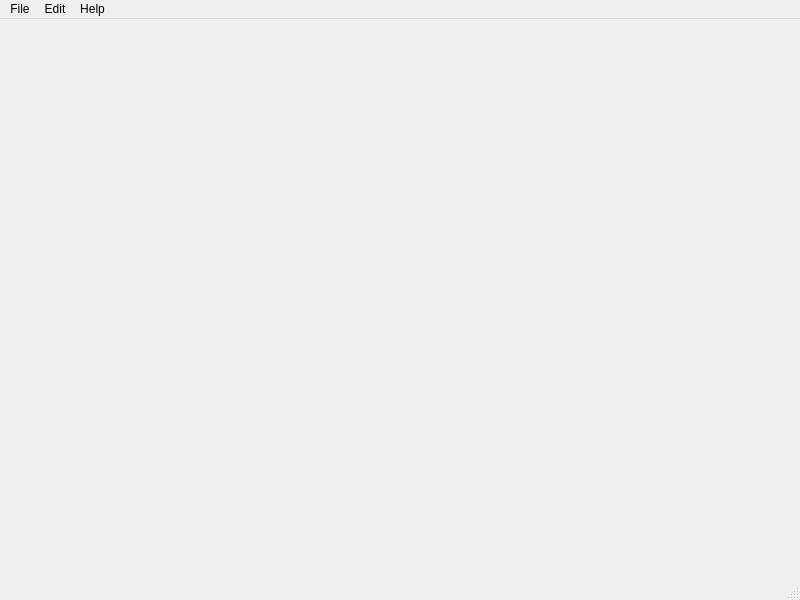
The window that src/An1mated/mainwindow.ui (jkbz64/An1mated) describes before a commit, drawn with Qt 5.
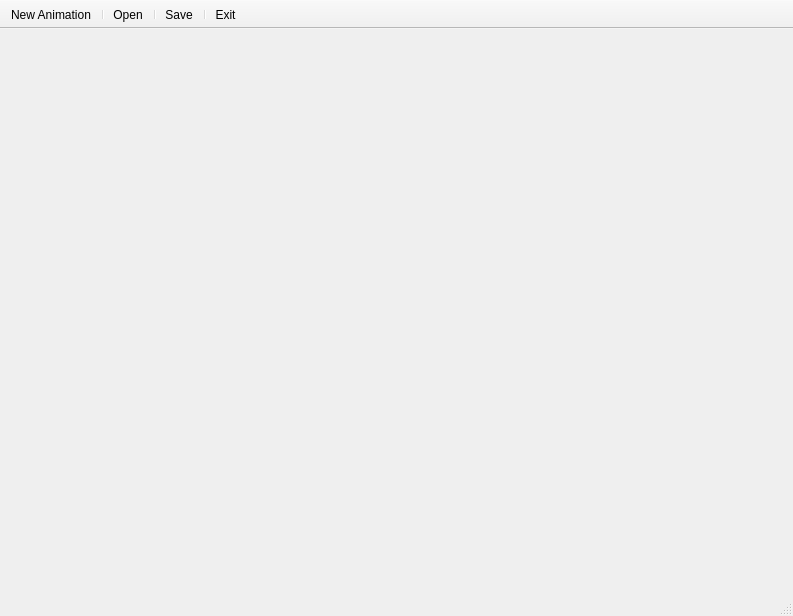
The same window after the commit. Icons and pictures are not drawn.

Commit message: Replace menu bar with tool bar

The edit to the form file:
```diff
--- a/src/An1mated/mainwindow.ui
+++ b/src/An1mated/mainwindow.ui
@@ -6,8 +6,8 @@
    <rect>
     <x>0</x>
     <y>0</y>
-    <width>800</width>
-    <height>600</height>
+    <width>793</width>
+    <height>616</height>
    </rect>
   </property>
   <property name="windowTitle">
@@ -15,46 +15,35 @@
   </property>
   <widget class="QWidget" name="centralwidget"/>
   <widget class="QStatusBar" name="statusbar"/>
-  <widget class="QMenuBar" name="menubar">
-   <property name="geometry">
-    <rect>
-     <x>0</x>
-     <y>0</y>
-     <width>800</width>
-     <height>25</height>
-    </rect>
+  <widget class="QToolBar" name="toolBar">
+   <property name="windowTitle">
+    <string>toolBar</string>
    </property>
-   <widget class="QMenu" name="menuFile">
-    <property name="title">
-     <string>File</string>
-    </property>
-    <widget class="QMenu" name="menuNew">
-     <property name="title">
-      <string>New</string>
-     </property>
-     <addaction name="actionNewAnimation"/>
-     <addaction name="actionNewMultiAnimationProject"/>
-    </widget>
-    <addaction name="menuNew"/>
-    <addaction name="actionOpen"/>
-    <addaction name="separator"/>
-    <addaction name="actionSave"/>
-    <addaction name="separator"/>
-    <addaction name="actionExit"/>
-   </widget>
-   <widget class="QMenu" name="menuEdit">
-    <property name="title">
-     <string>Edit</string>
-    </property>
-   </widget>
-   <widget class="QMenu" name="menuAbout">
-    <property name="title">
-     <string>Help</string>
-    </property>
-   </widget>
-   <addaction name="menuFile"/>
-   <addaction name="menuEdit"/>
-   <addaction name="menuAbout"/>
+   <property name="movable">
+    <bool>false</bool>
+   </property>
+   <property name="iconSize">
+    <size>
+     <width>24</width>
+     <height>24</height>
+    </size>
+   </property>
+   <property name="toolButtonStyle">
+    <enum>Qt::ToolButtonTextUnderIcon</enum>
+   </property>
+   <attribute name="toolBarArea">
+    <enum>TopToolBarArea</enum>
+   </attribute>
+   <attribute name="toolBarBreak">
+    <bool>true</bool>
+   </attribute>
+   <addaction name="actionNewAnimation"/>
+   <addaction name="separator"/>
+   <addaction name="actionOpen"/>
+   <addaction name="separator"/>
+   <addaction name="actionSave"/>
+   <addaction name="separator"/>
+   <addaction name="actionExit"/>
   </widget>
   <action name="actionOpen">
    <property name="text">
@@ -63,7 +52,10 @@
   </action>
   <action name="actionNewAnimation">
    <property name="text">
-    <string>Animation</string>
+    <string>New Animation</string>
+   </property>
+   <property name="toolTip">
+    <string>Create new animation</string>
    </property>
   </action>
   <action name="actionNewMultiAnimationProject">
```
Left out of the diff: 16 changed lines with no effect on the pictures. The commit also changes 7 other files.
